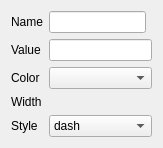
Before: the Qt Designer form src/Interface/EdgePropertiesWidget.ui in KDE/rocs, drawn with Qt 5.
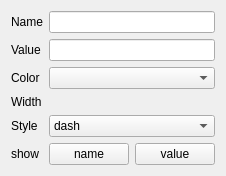
After: the same form once the commit is applied. Custom widgets are drawn as their Qt base class.

Commit message: finalized Node property editor, now going to finish edge property editor.

What changed in the file:
```diff
--- a/src/Interface/EdgePropertiesWidget.ui
+++ b/src/Interface/EdgePropertiesWidget.ui
@@ -70,7 +70,7 @@
    <item row="2" column="2" colspan="2">
     <widget class="KLineEdit" name="_value"/>
    </item>
-   <item row="1" column="2">
+   <item row="1" column="2" colspan="2">
     <widget class="KLineEdit" name="_name"/>
    </item>
    <item row="1" column="0">
@@ -80,6 +80,27 @@
      </property>
     </widget>
    </item>
+   <item row="6" column="2">
+    <widget class="KPushButton" name="_showName">
+     <property name="text">
+      <string>name</string>
+     </property>
+    </widget>
+   </item>
+   <item row="6" column="3">
+    <widget class="KPushButton" name="_showValue">
+     <property name="text">
+      <string>value</string>
+     </property>
+    </widget>
+   </item>
+   <item row="6" column="0">
+    <widget class="QLabel" name="label_6">
+     <property name="text">
+      <string>show</string>
+     </property>
+    </widget>
+   </item>
   </layout>
  </widget>
  <customwidgets>
@@ -88,6 +109,11 @@
    <extends>QWidget</extends>
    <header>knuminput.h</header>
   </customwidget>
+  <customwidget>
+   <class>KPushButton</class>
+   <extends>QPushButton</extends>
+   <header>kpushbutton.h</header>
+  </customwidget>
   <customwidget>
    <class>KLineEdit</class>
    <extends>QLineEdit</extends>
```
Left out of the diff: 2 changed lines with no effect on the pictures. The commit also changes 2 other files.
